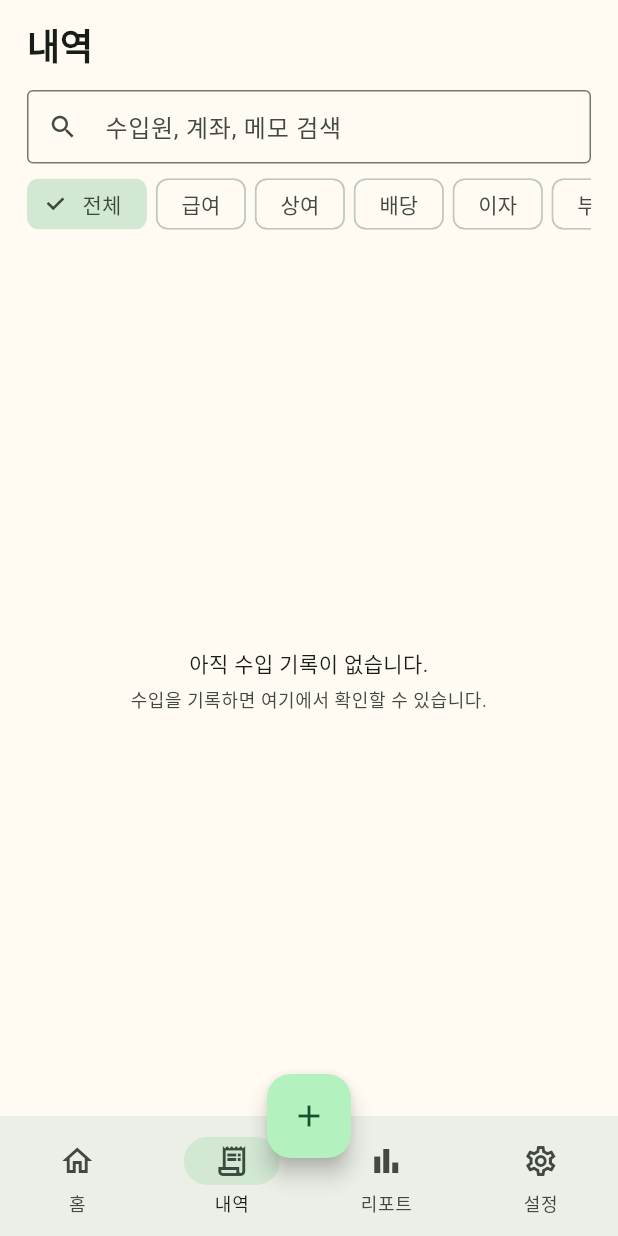
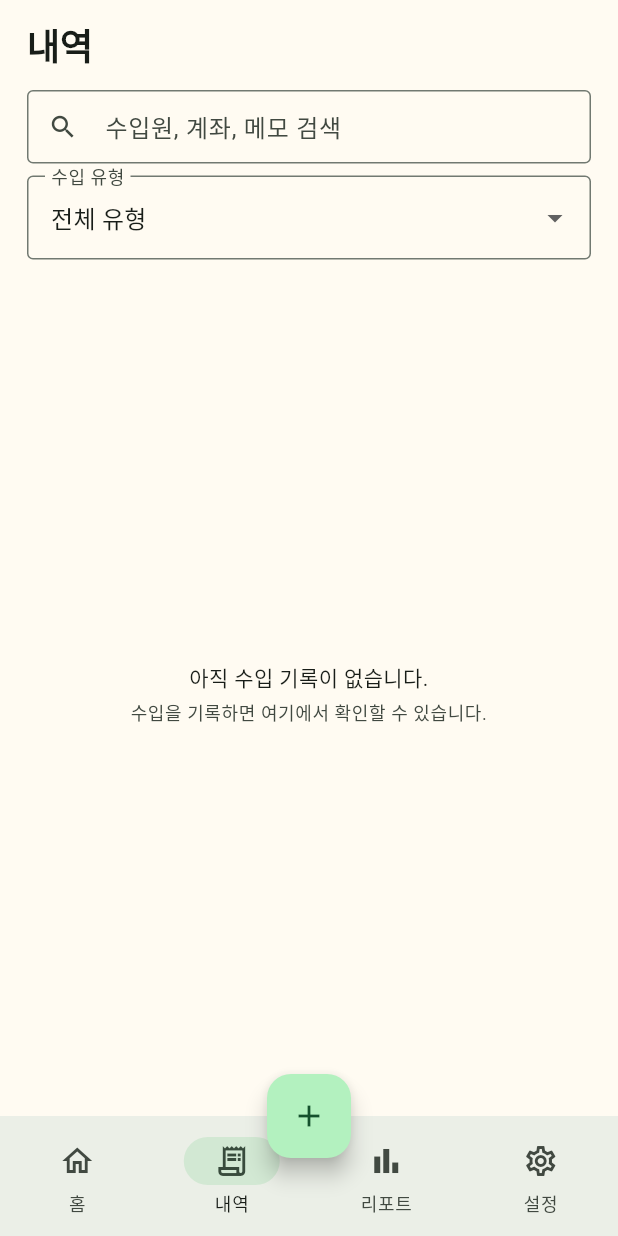
Before and after one commit to ranranranie/my-income-manager, a Flutter app: the screen it shows after launch, item 2 of the bottom bar chosen, on a phone screen of 412 x 824 dp. Run offline on Flutter 3.47's test engine with Material 3 defaults, Android fonts, the phone set to English and light mode, and no system bars; our stand-ins replace material_ui, package_info_plus, shared_preferences, sqflite; accounts and stored records are empty.

Commit message:
Simplify income history type filter

```diff
--- a/lib/src/ui/history_page.dart
+++ b/lib/src/ui/history_page.dart
@@ -101,26 +101,18 @@ class _HistoryPageState extends State<HistoryPage> {
                     ),
                   ),
                   const SizedBox(height: 8),
-                  SizedBox(
-                    height: 38,
-                    child: ListView(
-                      scrollDirection: Axis.horizontal,
-                      children: [
-                        _FilterChip(
-                          label: '전체',
-                          selected: filter == null,
-                          onSelected: () => setState(() => filter = null),
-                        ),
-                        for (final type in IncomeType.values) ...[
-                          const SizedBox(width: 6),
-                          _FilterChip(
-                            label: type.label,
-                            selected: filter == type,
-                            onSelected: () => setState(() => filter = type),
-                          ),
-                        ],
-                      ],
+                  DropdownButtonFormField<IncomeType?>(
+                    initialValue: filter,
+                    isDense: true,
+                    decoration: const InputDecoration(
+                      labelText: '수입 유형',
+                      border: OutlineInputBorder(),
                     ),
+                    items: [
+                      const DropdownMenuItem<IncomeType?>(value: null, child: Text('전체 유형')),
+                      ...IncomeType.values.map((type) => DropdownMenuItem<IncomeType?>(value: type, child: Text(type.label))),
+                    ],
+                    onChanged: (value) => setState(() => filter = value),
                   ),
                 ],
               ),
```
